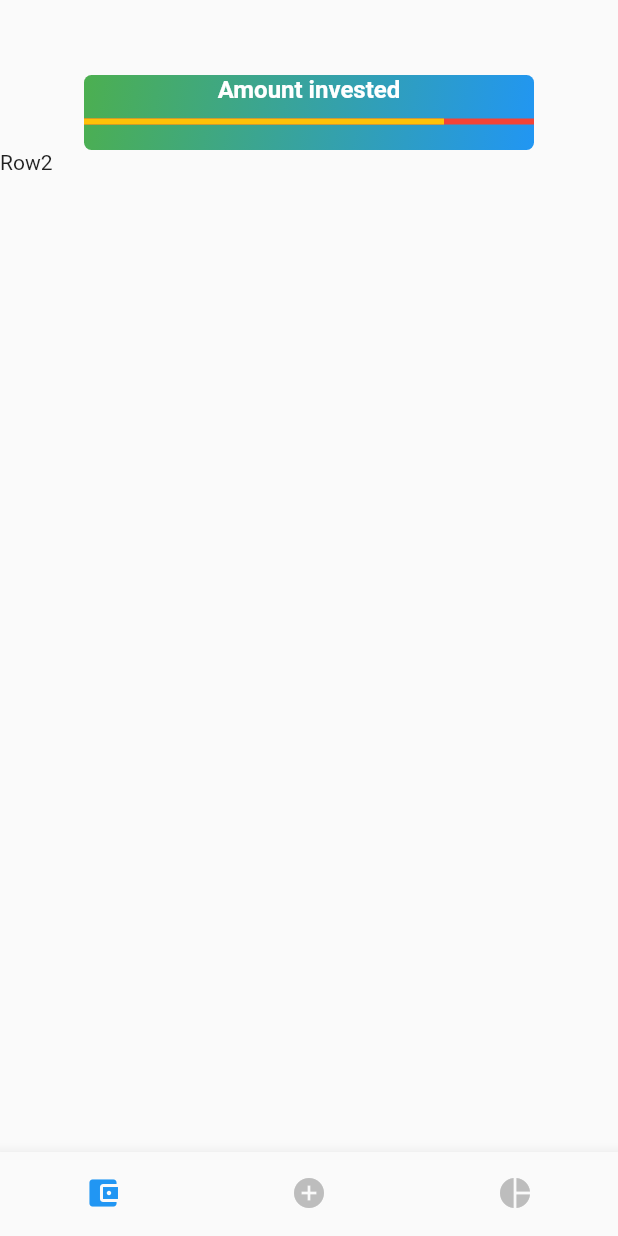
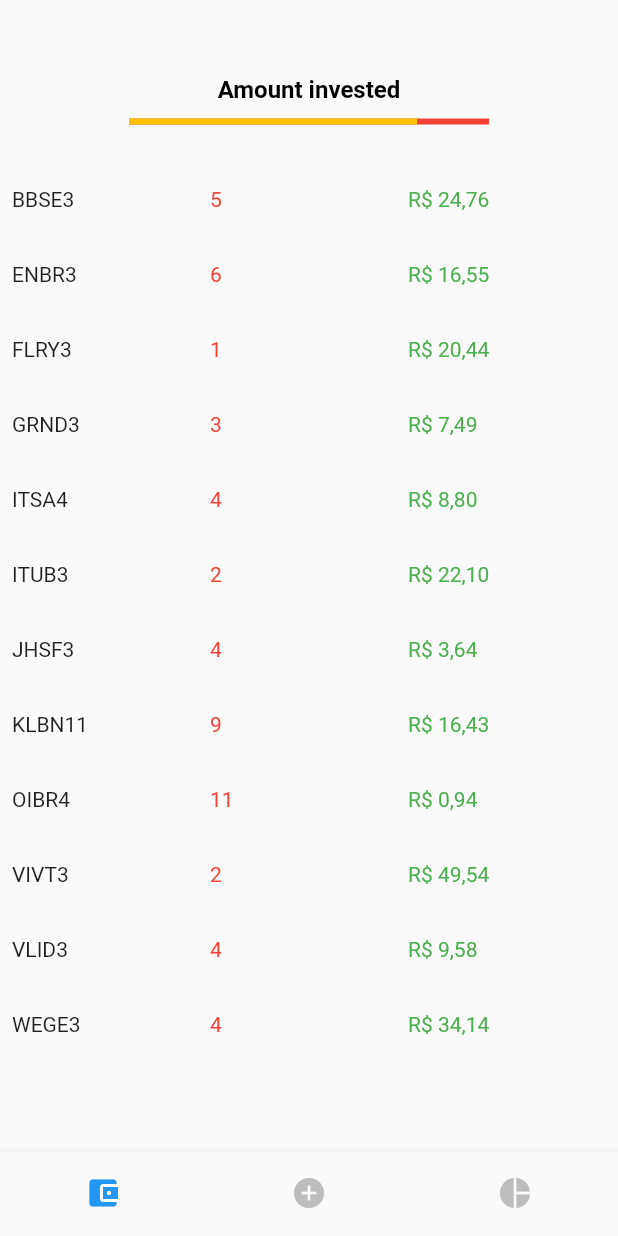
Before and after one commit to PlayMa256/flutter-investing, a Flutter app: the screen it shows after launch, on a phone screen of 412 x 824 dp. Run offline on Flutter 3.47's test engine with Material 2 defaults, Android fonts, the phone set to English and light mode, and no system bars; missing offline and left inert: dart:ffi.

Commit message:
add list of shares

```diff
--- a/lib/pages/wallet/Wallet.dart
+++ b/lib/pages/wallet/Wallet.dart
@@ -1,5 +1,6 @@
 import 'package:flutter/material.dart';
 import 'package:investing/pages/wallet/components/AmountInvested.dart';
+import 'package:investing/pages/wallet/components/ListOfShares.dart';
 
 class Wallet extends StatelessWidget {
   @override
@@ -14,8 +15,8 @@ class Wallet extends StatelessWidget {
             )
           ],
         ),
-        Row(
-          children: <Widget>[Text("Row2")],
+        Expanded(
+          child: ListOfShares(),
         )
       ],
     );
--- a/lib/pages/wallet/components/AmountInvested.dart
+++ b/lib/pages/wallet/components/AmountInvested.dart
@@ -12,27 +12,30 @@ class AmountInvested extends StatelessWidget {
         mainAxisAlignment: MainAxisAlignment.center,
         children: <Widget>[
           Container(
+            height: 50,
             width: 300,
-            height: 50,
-            decoration: BoxDecoration(
-              color: Colors.red,
-              borderRadius: BorderRadius.circular(5),
-              gradient: LinearGradient(
-                colors: [Colors.green, Colors.blue],
-                begin: FractionalOffset.topLeft,
-                end: FractionalOffset.bottomRight,
-                stops: [0.0, 1.0],
-                tileMode: TileMode.clamp,
-              ),
-            ),
+            padding: EdgeInsets.fromLTRB(30, 0, 30, 0),
+            // decoration: BoxDecoration(
+            //   color: Colors.red,
+            //   borderRadius: BorderRadius.circular(5),
+            //   gradient: LinearGradient(
+            //     colors: [Colors.green, Colors.blue],
+            //     begin: FractionalOffset.topLeft,
+            //     end: FractionalOffset.bottomRight,
+            //     stops: [0.0, 1.0],
+            //     tileMode: TileMode.clamp,
+            //   ),
+            // ),
             child: Column(
               children: <Widget>[
                 Text(
                   "Amount invested",
                   style: TextStyle(
-                      color: Colors.white,
-                      fontWeight: FontWeight.bold,
-                      fontSize: 16),
+                    // color: Colors.white,
+                    color: Colors.black,
+                    fontWeight: FontWeight.bold,
+                    fontSize: 16,
+                  ),
                 ),
                 Container(
                   margin: EdgeInsets.fromLTRB(0, 10, 0, 0),
--- /dev/null
+++ b/lib/pages/wallet/components/ListOfShares.dart
@@ -0,0 +1,71 @@
+import 'dart:ffi';
+
+import 'package:flutter/material.dart';
+import 'package:intl/intl.dart';
+
+class Share {
+  String stock;
+  int amount;
+  Double price;
+}
+
+const listOfShares = [
+  {"stock": "BBSE3", "amount": 5, "price": 24.76},
+  {"stock": "ENBR3", "amount": 6, "price": 16.55},
+  {"stock": "FLRY3", "amount": 1, "price": 20.44},
+  {"stock": "GRND3", "amount": 3, "price": 7.49},
+  {"stock": "ITSA4", "amount": 4, "price": 8.80},
+  {"stock": "ITUB3", "amount": 2, "price": 22.10},
+  {"stock": "JHSF3", "amount": 4, "price": 3.64},
+  {"stock": "KLBN11", "amount": 9, "price": 16.43},
+  {"stock": "OIBR4", "amount": 11, "price": 0.94},
+  {"stock": "VIVT3", "amount": 2, "price": 49.54},
+  {"stock": "VLID3", "amount": 4, "price": 9.58},
+  {"stock": "WEGE3", "amount": 4, "price": 34.14}
+];
+
+class ListOfShares extends StatelessWidget {
+  List<Widget> buildList() {
+    return listOfShares
+        .map(
+          (share) => Container(
+            height: 50,
+            child: Row(
+              mainAxisAlignment: MainAxisAlignment.spaceEvenly,
+              children: <Widget>[
+                Expanded(
+                  flex: 1,
+                  child: Text(share["stock"]),
+                ),
+                Expanded(
+                  flex: 1,
+                  child: Text(
+                    share["amount"].toString(),
+                    style: TextStyle(color: Colors.red),
+                  ),
+                ),
+                Expanded(
+                  flex: 1,
+                  child: Text(
+                    NumberFormat.currency(
+                      locale: 'pt-BR',
+                      symbol: "R\$",
+                    ).format(share["price"]),
+                    style: TextStyle(color: Colors.green),
+                  ),
+                )
+              ],
+            ),
+          ),
+        )
+        .toList();
+  }
+
+  @override
+  Widget build(BuildContext context) {
+    return ListView(
+      padding: const EdgeInsets.all(8),
+      children: buildList(),
+    );
+  }
+}
--- a/pubspec.yaml
+++ b/pubspec.yaml
@@ -21,6 +21,7 @@ dependencies:
     sdk: flutter
   mobx: ^1.0.0
   flutter_mobx: ^1.0.0
+  intl:
 
   # The following adds the Cupertino Icons font to your application.
   # Use with the CupertinoIcons class for iOS style icons.
```
Also changed, not shown: pubspec.lock.
